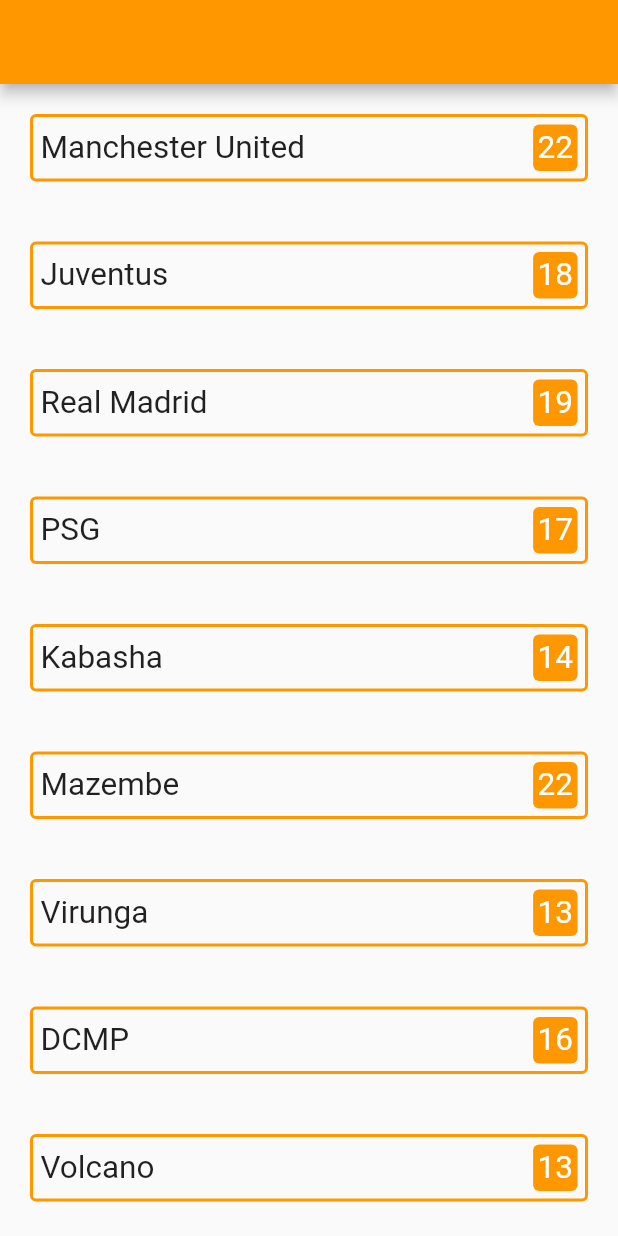
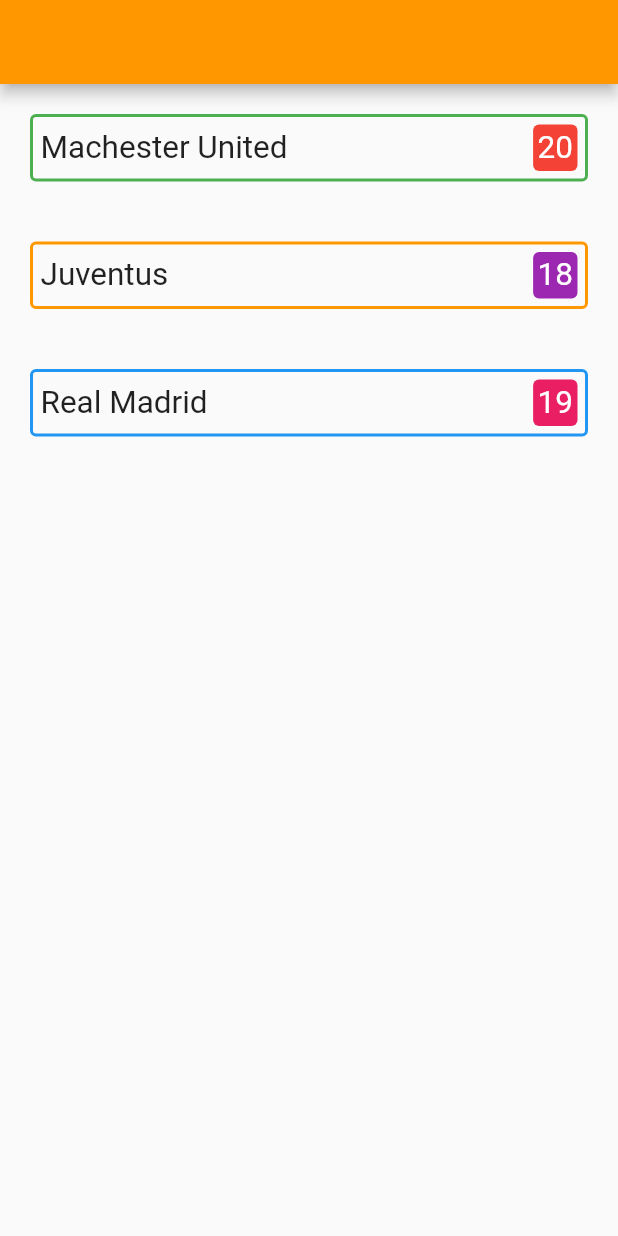
Before and after one commit to josephinedev/LearnFlutter-App, a Flutter app: the screen it shows after launch, on a phone screen of 412 x 824 dp. Run offline on Flutter 3.47's test engine with Material 2 defaults, Android fonts, the phone set to English and light mode, and no system bars.

Commit message:
Adding more color parameters

```diff
--- a/lib/main.dart
+++ b/lib/main.dart
@@ -1,53 +1,75 @@
 //import 'package:flutter/material.dart';
 
 //void main() {
-// runApp(new MyApp());
+// runApp(MyApp());
 //}
 
-//class MyApp extends StatelessWidget {
-//  const MyApp({
-//  Key key,
-//}) : super(key: key);
+//class MyApp extends StatefulWidget {
+//  @override
+//  State<StatefulWidget> createState() {
+//    return MyAppState();
+//  }
+//}
+
+//class MyAppState extends State<MyApp> {
+// bool isToggled = false;
 
 //@override
 //Widget build(BuildContext context) {
-//return MaterialApp(
-//title: "EL App",
-//     theme: ThemeData(primarySwatch: Colors.purple),
-//   home: Scaffold(
-//   appBar: AppBar(
-//   title: Text("Church App"),
-// centerTitle: true,
+// return MaterialApp(
+//  title: 'Flutter Demo',
+//  theme: ThemeData(
+//  primarySwatch: Colors.orange,
 //),
-//body: Container(
-// color: Colors.white,
-//child: Center(
-//child: Column(
-// mainAxisAlignment: MainAxisAlignment.center,
-//  children: <Widget>[
-//  buildButton(),
-//],
-//),
-//),
+//home: Scaffold(
+//appBar: AppBar(),
+//body: ListView(
+// children: [
+//   buildRow("Manchester United", 22),
+// buildRow("Juventus", 18),
+//buildRow("Real Madrid", 19),
+//buildRow("PSG", 17),
+//buildRow("Kabasha", 14),
+//buildRow("Mazembe", 22),
+//buildRow("Virunga", 13),
+//buildRow("DCMP", 16),
+//buildRow("Volcano", 13),
+// ],
 //),
 //),
 //);
 //}
 
-//RaisedButton buildButton() {
-// return RaisedButton(
-//   child: Row(mainAxisSize: MainAxisSize.min, children: <Widget>[
-//   Icon(
-//   Icons.print,
-// color: Colors.purple,
+//Container buildRow(String team, int points) {
+//return Container(
+// decoration: BoxDecoration(
+//   border: Border.all(color: Colors.orange, width: 2),
+// borderRadius: BorderRadius.all(Radius.circular(4))),
+//margin: EdgeInsets.all(20),
+//padding: EdgeInsets.all(5),
+//child: Row(
+// mainAxisAlignment: MainAxisAlignment.spaceBetween,
+//children: [
+//Text(
+//"$team",
+//style: TextStyle(fontSize: 21),
 //),
-//]),
-//onPressed: () {
-// print("Some one clicked");
-//});
+//Container(
+// padding: EdgeInsets.all(3),
+//decoration: BoxDecoration(
+//  color: Colors.orange,
+//borderRadius: BorderRadius.all(Radius.circular(4))),
+//child: Text(
+//"$points",
+//style: TextStyle(fontSize: 21, color: Colors.white),
+//),
+//),
+//],
+//),
+//);
 //}
 //}
-import 'package:flutter/material.dart';
+import "package:flutter/material.dart";
 
 void main() {
   runApp(MyApp());
@@ -56,17 +78,17 @@ void main() {
 class MyApp extends StatefulWidget {
   @override
   State<StatefulWidget> createState() {
+    // TODO: implement createState
     return MyAppState();
   }
 }
 
 class MyAppState extends State<MyApp> {
-  bool isToggled = false;
-
   @override
   Widget build(BuildContext context) {
+    // TODO: implement build
     return MaterialApp(
-      title: 'Flutter Demo',
+      title: 'Joe App',
       theme: ThemeData(
         primarySwatch: Colors.orange,
       ),
@@ -74,25 +96,19 @@ class MyAppState extends State<MyApp> {
         appBar: AppBar(),
         body: ListView(
           children: [
-            buildRow("Manchester United", 22),
-            buildRow("Juventus", 18),
-            buildRow("Real Madrid", 19),
-            buildRow("PSG", 17),
-            buildRow("Kabasha", 14),
-            buildRow("Mazembe", 22),
-            buildRow("Virunga", 13),
-            buildRow("DCMP", 16),
-            buildRow("Volcano", 13),
+            buildRow("Machester United", 20, Colors.green, Colors.red),
+            buildRow("Juventus", 18, Colors.orange, Colors.purple),
+            buildRow("Real Madrid", 19, Colors.blue, Colors.pink),
           ],
         ),
       ),
     );
   }
 
-  Container buildRow(String team, int points) {
+  Container buildRow(String team, int point, Color countorColor, Color numberColor) {
     return Container(
       decoration: BoxDecoration(
-          border: Border.all(color: Colors.orange, width: 2),
+          border: Border.all(color: countorColor, width: 2),
           borderRadius: BorderRadius.all(Radius.circular(4))),
       margin: EdgeInsets.all(20),
       padding: EdgeInsets.all(5),
@@ -106,10 +122,10 @@ class MyAppState extends State<MyApp> {
           Container(
             padding: EdgeInsets.all(3),
             decoration: BoxDecoration(
-                color: Colors.orange,
+                color: numberColor,
                 borderRadius: BorderRadius.all(Radius.circular(4))),
             child: Text(
-              "$points",
+              "$point",
               style: TextStyle(fontSize: 21, color: Colors.white),
             ),
           ),
```
